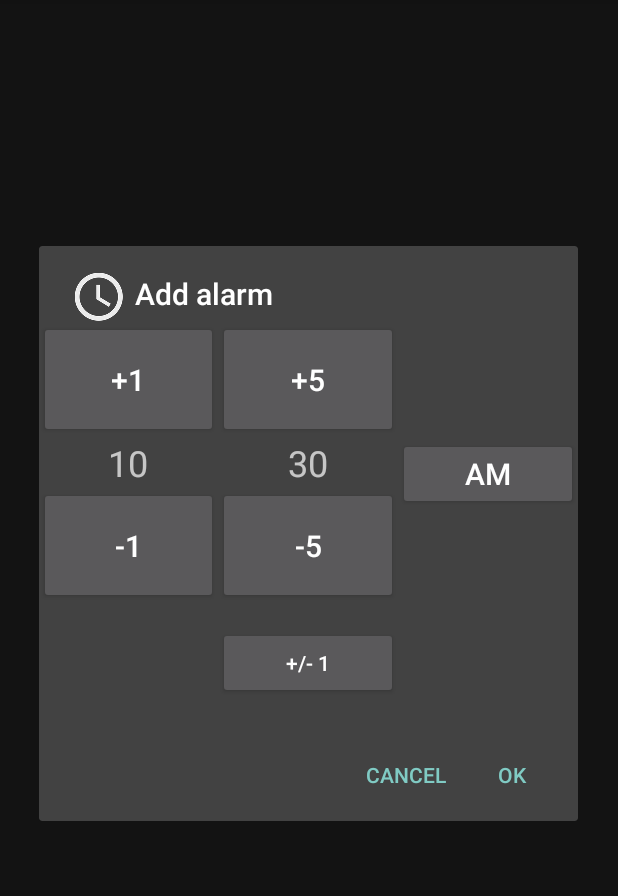
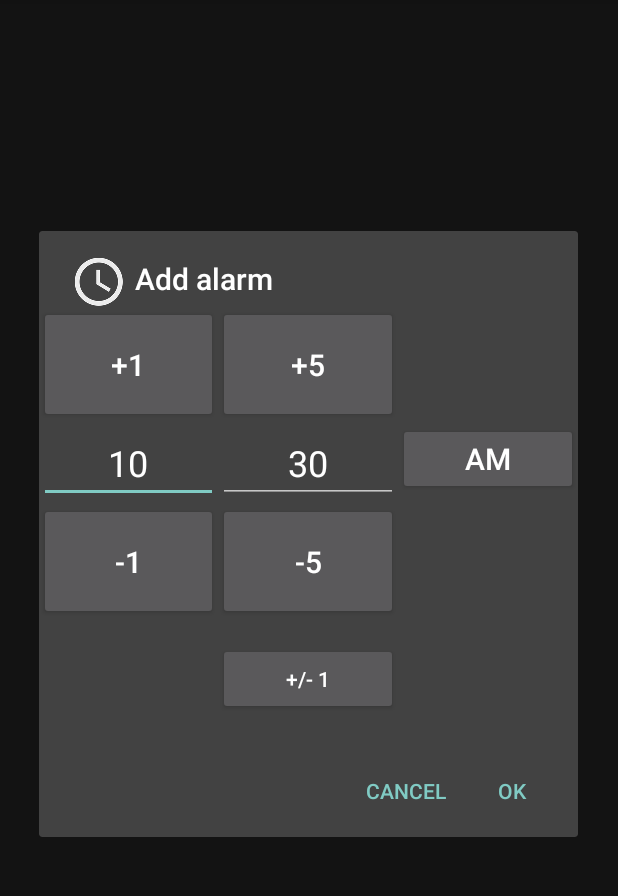
Before and after one commit to espinoco/AlarmOn, an Android app: the screen it shows after launch (ActivityAlarmClock), after a tap on "Add alarm", on a phone screen of 412 x 824 dp, the part 84-980 px from its top. Run offline under Robolectric (Android 15) with nearby library versions, the phone set to English and light mode, and no system bars; 3 statements that could not run were skipped.

Commit message:
Fix hiding keyboard not updating time
Let's say I input something on the time picker edit text, then I press
back on my device to hide the keyboard, the time until the alarm will
fire up and the input hour will be inconsistent, until now.

```diff
--- a/app/src/main/java/io/github/carlorodriguez/alarmon/TimePickerDialog.java
+++ b/app/src/main/java/io/github/carlorodriguez/alarmon/TimePickerDialog.java
@@ -203,7 +203,7 @@ public final class TimePickerDialog extends AlertDialog {
   private final class PickerView {
     private int calendarField;
     private String formatString;
-    private TextView text = null;
+    private TimeEditText text = null;
     private Increment increment = null;
     private Button incrementValueButton = null;
     private Button plus = null;
@@ -230,7 +230,7 @@ public final class TimePickerDialog extends AlertDialog {
     public void inflate(View parentView, int resourceId, boolean showIncrement, IncrementValue defaultIncrement) {
       final ViewStub stub = (ViewStub) parentView.findViewById(resourceId);
       final View view = stub.inflate();
-      text = (TextView) view.findViewById(R.id.time_value);
+      text = (TimeEditText) view.findViewById(R.id.time_value);
       text.setOnFocusChangeListener(new TextChangeListener());
       text.setOnEditorActionListener(new TextChangeListener());
 
--- a/app/src/main/res/layout/numeric_picker.xml
+++ b/app/src/main/res/layout/numeric_picker.xml
@@ -10,10 +10,12 @@
     android:paddingBottom="25dp"
     android:layout_width="fill_parent"
     android:layout_height="wrap_content" />
-  <TextView android:id="@+id/time_value"
+  <io.github.carlorodriguez.alarmon.TimeEditText
+    android:id="@+id/time_value"
     android:textSize="24sp"
     android:gravity="center"
     android:maxLength="2"
+    android:inputType="number"
     android:layout_width="fill_parent"
     android:layout_height="wrap_content" />
   <Button android:id="@+id/time_minus"
```
Also changed, not shown: app/src/main/java/io/github/carlorodriguez/alarmon/TimeEditText.java (added, +33 -0 lines).
